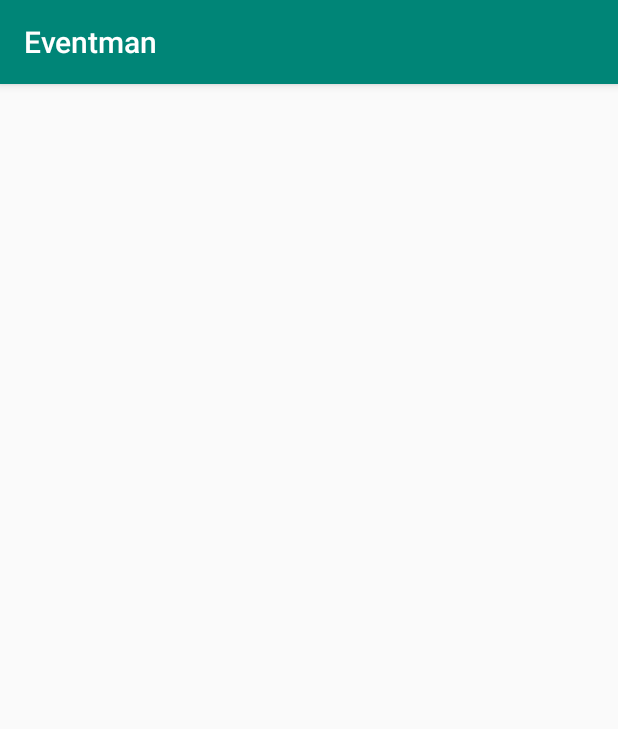
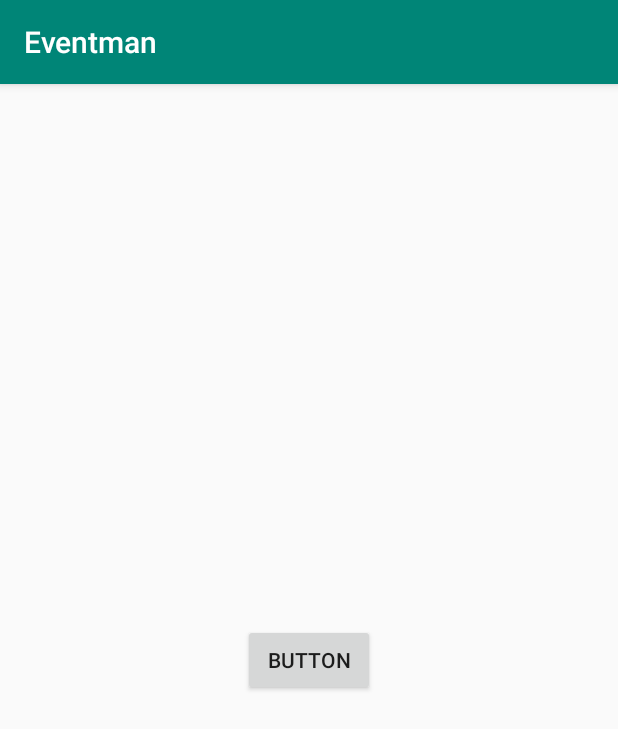
Before and after one commit to normanfd/Eventman2019, an Android app: the FinalizeShoppingActivity screen opened directly, with no data from a screen before it, on a phone screen of 412 x 824 dp. Shown: the top 729 px of the screen. Run offline under Robolectric (Android 15) with nearby library versions, the phone set to English and light mode, and no system bars; our stand-ins replace Volley; network calls fail.

Commit message:
tambahin php dan page cart

```diff
--- a/app/src/main/java/com/example/ecommerceapp/AmountFragment.kt
+++ b/app/src/main/java/com/example/ecommerceapp/AmountFragment.kt
@@ -31,7 +31,7 @@ class AmountFragment : android.app.DialogFragment() {
 
         btnAddCart.setOnClickListener {
 
-            var ptoUrl = "http://192.168.43.135/EventmanAPI/insert_temporary_order.php?email=${Person.email}&" +
+            var ptoUrl = "http://192.168.42.211/EventmanAPI/insert_temporary_order.php?email=${Person.email}&" +
                     "product_id=${Person.addCartProductID}&amount=${enterAmount.text.toString()}"
             var requestQ = Volley.newRequestQueue(activity)
             var stringRequest = StringRequest(Request.Method.GET, ptoUrl, Response.Listener { response ->
--- a/app/src/main/java/com/example/ecommerceapp/EProductAdapter.kt
+++ b/app/src/main/java/com/example/ecommerceapp/EProductAdapter.kt
@@ -30,7 +30,7 @@ class EProductAdapter(var context: Context, var arrayList:ArrayList<EProduct>):R
             itemView.txtName.text = name
             itemView.txtPrice.text = price.toString()
 
-            var picUrl = "http://192.168.43.135/EventmanAPI/osimages/"
+            var picUrl = "http://192.168.42.211/EventmanAPI/osimages/"
             picUrl = picUrl.replace(" ", "%20")
             Picasso.get().load(picUrl + pictName).into(itemView.imgProduct)
 
--- a/app/src/main/java/com/example/ecommerceapp/FetchEProductsActivity.kt
+++ b/app/src/main/java/com/example/ecommerceapp/FetchEProductsActivity.kt
@@ -20,7 +20,7 @@ class FetchEProductsActivity : AppCompatActivity() {
         val selectedBrand:String = intent.getStringExtra("BRAND")
         txtBrandName.text = "Products of $selectedBrand"
 
-        val productsUrl = "http://192.168.43.135/EventmanAPI/fetch_eproducts.php?brand=$selectedBrand"
+        val productsUrl = "http://192.168.42.211/EventmanAPI/fetch_eproducts.php?brand=$selectedBrand"
         val requestQ = Volley.newRequestQueue(this@FetchEProductsActivity)
         val jsonAR = JsonArrayRequest(Request.Method.GET, productsUrl, null, Response.Listener { response ->
             for(productJOIndex in 0.until(response.length())) {
--- a/app/src/main/java/com/example/ecommerceapp/FinalizeShoppingActivity.kt
+++ b/app/src/main/java/com/example/ecommerceapp/FinalizeShoppingActivity.kt
@@ -2,11 +2,26 @@ package com.example.ecommerceapp
 
 import android.support.v7.app.AppCompatActivity
 import android.os.Bundle
+import com.android.volley.Request
+import com.android.volley.RequestQueue
+import com.android.volley.Response
+import com.android.volley.toolbox.StringRequest
+import com.android.volley.toolbox.Volley
+import kotlinx.android.synthetic.main.activity_finalize_shopping.*
 
 class FinalizeShoppingActivity : AppCompatActivity() {
 
     override fun onCreate(savedInstanceState: Bundle?) {
         super.onCreate(savedInstanceState)
         setContentView(R.layout.activity_finalize_shopping)
+
+        var calculateTotalPriceUrl = "http://192.168.43.135/EventmanAPI/calculate_total_price.php?invoice_num=${intent.getStringExtra("LATEST_INVOICE_NUMBER")}"
+        var requestQ = Volley.newRequestQueue(this@FinalizeShoppingActivity)
+        var stringRequest = StringRequest(Request.Method.GET, calculateTotalPriceUrl, Response.Listener { response ->
+            btnPayment.text = "Pay $$response via Paypal Now"
+        }, Response.ErrorListener { error ->
+        })
+        requestQ.add(stringRequest)
+
     }
 }
--- a/app/src/main/java/com/example/ecommerceapp/HomeScreen.kt
+++ b/app/src/main/java/com/example/ecommerceapp/HomeScreen.kt
@@ -17,7 +17,7 @@ class HomeScreen : AppCompatActivity() {
         super.onCreate(savedInstanceState)
         setContentView(R.layout.activity_home_screen)
 
-        val brandsUrl = "http://192.168.43.135/EventmanAPI/fetch_brand.php"
+        val brandsUrl = "http://192.168.42.211/EventmanAPI/fetch_brand.php"
         var brandsList = ArrayList<String>()
         val requestQ = Volley.newRequestQueue(this@HomeScreen)
         val jsonAR = JsonArrayRequest(Request.Method.GET, brandsUrl, null, Response.Listener {response ->
--- a/app/src/main/java/com/example/ecommerceapp/MainActivity.kt
+++ b/app/src/main/java/com/example/ecommerceapp/MainActivity.kt
@@ -18,7 +18,7 @@ class MainActivity : AppCompatActivity() {
         setContentView(R.layout.activity_main)
 
         btnLogin.setOnClickListener {
-            val loginURL = "http://192.168.43.135/EventmanAPI/login_app_user.php?" +
+            val loginURL = "http://192.168.42.211/EventmanAPI/login_app_user.php?" +
                     "email=" +
                     edtLoginEmail.text.toString() +
                     "&pass=" +
--- a/app/src/main/java/com/example/ecommerceapp/SignUp.kt
+++ b/app/src/main/java/com/example/ecommerceapp/SignUp.kt
@@ -22,7 +22,7 @@ class  SignUp : AppCompatActivity() {
         SignUpBtn.setOnClickListener {
             if (edtSignUpPassword.text.toString().equals(edtSignUpRePassword.text.toString())){
                 //Registration process
-                val SignUpUrl = "http://192.168.43.135/EventmanAPI/join_new_user.php?email="+edtSignUpEmail.text.toString()+ "&username="+edtSignUpName.text.toString()+"&pass=" + edtSignUpPassword.text.toString()
+                val SignUpUrl = "http://192.168.42.211/EventmanAPI/join_new_user.php?email="+edtSignUpEmail.text.toString()+ "&username="+edtSignUpName.text.toString()+"&pass=" + edtSignUpPassword.text.toString()
                 val requestQ = Volley.newRequestQueue(this@SignUp)
                 val StringRequest =StringRequest(Request.Method.GET, SignUpUrl,
                     Response.Listener { response ->
--- a/app/src/main/res/layout/activity_finalize_shopping.xml
+++ b/app/src/main/res/layout/activity_finalize_shopping.xml
@@ -7,4 +7,14 @@
         android:layout_height="match_parent"
         tools:context=".FinalizeShoppingActivity">
 
+    <Button
+            android:text="Button"
+            android:layout_width="wrap_content"
+            android:layout_height="wrap_content"
+            android:id="@+id/btnPayment" android:layout_marginTop="8dp"
+            app:layout_constraintTop_toTopOf="parent" android:layout_marginBottom="8dp"
+            app:layout_constraintBottom_toBottomOf="parent" app:layout_constraintEnd_toEndOf="parent"
+            android:layout_marginEnd="8dp" android:layout_marginRight="8dp"
+            app:layout_constraintStart_toStartOf="parent" android:layout_marginLeft="8dp"
+            android:layout_marginStart="8dp"/>
 </android.support.constraint.ConstraintLayout>
--- a/app/src/main/res/menu/cart_menu.xml
+++ b/app/src/main/res/menu/cart_menu.xml
@@ -1,6 +1,7 @@
 <?xml version="1.0" encoding="utf-8"?>
 <menu xmlns:android="http://schemas.android.com/apk/res/android" xmlns:app="http://schemas.android.com/apk/res-auto">
     <item android:id="@+id/continueShoppingItem" android:title="Continue Shopping?" android:icon="@drawable/cs" app:showAsAction="always" />
-    <item android:id="@+id/verivyOrderItem" android:title="Verify" android:icon="@drawable/verify" app:showAsAction="always"/>
+    <item android:id="@+id/verifyOrderItem" android:title="Verify" android:icon="@drawable/verify"
+          app:showAsAction="always"/>
     <item android:id="@+id/declineOrderItem" android:title="Decline" android:icon="@drawable/decline" app:showAsAction="always"/>
 </menu>
```
Also changed, not shown: app/src/main/java/com/example/ecommerceapp/CartProductsActivity.kt (+8 -8 lines), 1 other file.
